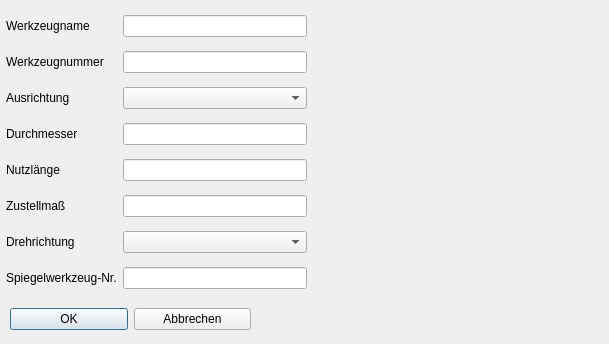
Above: Dialoge/dialog_fraeser.ui from TischlerWilly/iwop before the change. Below: the same form after it.
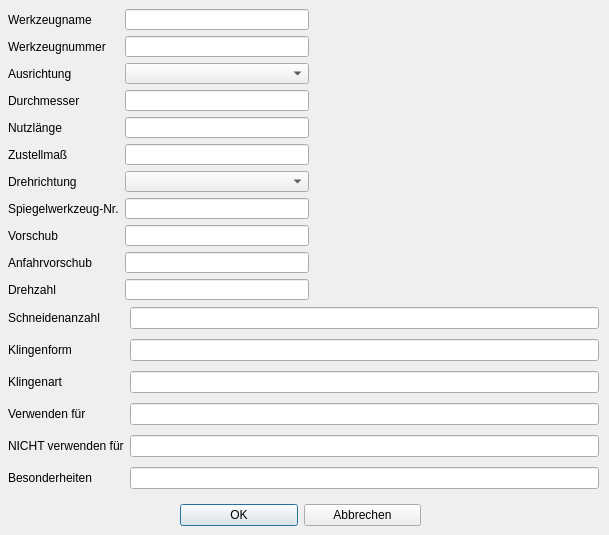
That is the form after the change.

What changed in the file:
```diff
--- a/Dialoge/dialog_fraeser.ui
+++ b/Dialoge/dialog_fraeser.ui
@@ -7,7 +7,7 @@
     <x>0</x>
     <y>0</y>
     <width>609</width>
-    <height>344</height>
+    <height>535</height>
    </rect>
   </property>
   <property name="windowTitle">
@@ -32,13 +32,131 @@
   <widget class="QWidget" name="layoutWidget">
    <property name="geometry">
     <rect>
-     <x>6</x>
-     <y>7</y>
-     <width>301</width>
-     <height>291</height>
+     <x>180</x>
+     <y>500</y>
+     <width>241</width>
+     <height>31</height>
+    </rect>
+   </property>
+   <layout class="QHBoxLayout" name="horizontalLayout">
+    <item>
+     <widget class="QPushButton" name="pushButton_ok">
+      <property name="text">
+       <string>OK</string>
+      </property>
+     </widget>
+    </item>
+    <item>
+     <widget class="QPushButton" name="pushButton_abbrechen">
+      <property name="text">
+       <string>Abbrechen</string>
+      </property>
+     </widget>
+    </item>
+   </layout>
+  </widget>
+  <widget class="QWidget" name="">
+   <property name="geometry">
+    <rect>
+     <x>8</x>
+     <y>303</y>
+     <width>591</width>
+     <height>191</height>
     </rect>
    </property>
    <layout class="QGridLayout" name="gridLayout">
+    <item row="3" column="0">
+     <widget class="QLabel" name="label_9">
+      <property name="text">
+       <string>Verwenden für</string>
+      </property>
+     </widget>
+    </item>
+    <item row="5" column="0">
+     <widget class="QLabel" name="label_11">
+      <property name="text">
+       <string>Besonderheiten</string>
+      </property>
+     </widget>
+    </item>
+    <item row="2" column="0">
+     <widget class="QLabel" name="label_14">
+      <property name="text">
+       <string>Klingenart</string>
+      </property>
+     </widget>
+    </item>
+    <item row="1" column="0">
+     <widget class="QLabel" name="label_13">
+      <property name="text">
+       <string>Klingenform</string>
+      </property>
+     </widget>
+    </item>
+    <item row="0" column="0">
+     <widget class="QLabel" name="label_12">
+      <property name="text">
+       <string>Schneidenanzahl</string>
+      </property>
+     </widget>
+    </item>
+    <item row="4" column="0">
+     <widget class="QLabel" name="label_10">
+      <property name="text">
+       <string>NICHT verwenden für</string>
+      </property>
+     </widget>
+    </item>
+    <item row="0" column="1">
+     <widget class="QLineEdit" name="lineEdit_schneidenanz"/>
+    </item>
+    <item row="1" column="1">
+     <widget class="QLineEdit" name="lineEdit_kleingenform"/>
+    </item>
+    <item row="2" column="1">
+     <widget class="QLineEdit" name="lineEdit_klingenart"/>
+    </item>
+    <item row="3" column="1">
+     <widget class="QLineEdit" name="lineEdit_use_for"/>
+    </item>
+    <item row="4" column="1">
+     <widget class="QLineEdit" name="lineEdit_not_use_for"/>
+    </item>
+    <item row="5" column="1">
+     <widget class="QLineEdit" name="lineEdit_besonderheiten"/>
+    </item>
+   </layout>
+  </widget>
+  <widget class="QWidget" name="">
+   <property name="geometry">
+    <rect>
+     <x>8</x>
+     <y>9</y>
+     <width>301</width>
+     <height>291</height>
+    </rect>
+   </property>
+   <layout class="QGridLayout" name="gridLayout_2">
+    <item row="0" column="0">
+     <widget class="QLabel" name="label">
+      <property name="text">
+       <string>Werkzeugname</string>
+      </property>
+     </widget>
+    </item>
+    <item row="0" column="1">
+     <widget class="QLineEdit" name="lineEdit_name"/>
+    </item>
+    <item row="1" column="0">
+     <widget class="QLabel" name="label_2">
+      <property name="text">
+       <string>Werkzeugnummer</string>
+      </property>
+     </widget>
+    </item>
+    <item row="1" column="1">
+     <widget class="QLineEdit" name="lineEdit_nr"/>
+    </item>
     <item row="2" column="0">
      <widget class="QLabel" name="label_3">
       <property name="text">
@@ -46,6 +164,9 @@
       </property>
      </widget>
     </item>
+    <item row="2" column="1">
+     <widget class="QComboBox" name="comboBox_ausrichtung"/>
+    </item>
     <item row="3" column="0">
      <widget class="QLabel" name="label_4">
       <property name="text">
@@ -53,19 +174,8 @@
       </property>
      </widget>
     </item>
-    <item row="5" column="0">
-     <widget class="QLabel" name="label_6">
-      <property name="text">
-       <string>Zustellmaß</string>
-      </property>
-     </widget>
-    </item>
-    <item row="1" column="0">
-     <widget class="QLabel" name="label_2">
-      <property name="text">
-       <string>Werkzeugnummer</string>
-      </property>
-     </widget>
+    <item row="3" column="1">
+     <widget class="QLineEdit" name="lineEdit_dm"/>
     </item>
     <item row="4" column="0">
      <widget class="QLabel" name="label_5">
@@ -74,22 +184,19 @@
       </property>
      </widget>
     </item>
-    <item row="1" column="1">
-     <widget class="QLineEdit" name="lineEdit_nr"/>
+    <item row="4" column="1">
+     <widget class="QLineEdit" name="lineEdit_nutzl"/>
     </item>
-    <item row="0" column="1">
-     <widget class="QLineEdit" name="lineEdit_name"/>
-    </item>
-    <item row="2" column="1">
-     <widget class="QComboBox" name="comboBox_ausrichtung"/>
-    </item>
-    <item row="0" column="0">
-     <widget class="QLabel" name="label">
+    <item row="5" column="0">
+     <widget class="QLabel" name="label_6">
       <property name="text">
-       <string>Werkzeugname</string>
+       <string>Zustellmaß</string>
       </property>
      </widget>
     </item>
+    <item row="5" column="1">
+     <widget class="QLineEdit" name="lineEdit_zustma"/>
+    </item>
     <item row="6" column="0">
      <widget class="QLabel" name="label_7">
       <property name="text">
@@ -100,18 +207,6 @@
     <item row="6" column="1">
      <widget class="QComboBox" name="comboBox_drehricht"/>
     </item>
-    <item row="3" column="1">
-     <widget class="QLineEdit" name="lineEdit_dm"/>
-    </item>
-    <item row="4" column="1">
-     <widget class="QLineEdit" name="lineEdit_nutzl"/>
-    </item>
-    <item row="5" column="1">
-     <widget class="QLineEdit" name="lineEdit_zustma"/>
-    </item>
-    <item row="7" column="1">
-     <widget class="QLineEdit" name="lineEdit_spiegelnr"/>
-    </item>
     <item row="7" column="0">
      <widget class="QLabel" name="label_8">
       <property name="text">
@@ -119,32 +214,39 @@
       </property>
      </widget>
     </item>
-   </layout>
-  </widget>
-  <widget class="QWidget" name="layoutWidget">
-   <property name="geometry">
-    <rect>
-     <x>10</x>
-     <y>304</y>
-     <width>241</width>
-     <height>31</height>
-    </rect>
-   </property>
-   <layout class="QHBoxLayout" name="horizontalLayout">
-    <item>
-     <widget class="QPushButton" name="pushButton_ok">
+    <item row="7" column="1">
+     <widget class="QLineEdit" name="lineEdit_spiegelnr"/>
+    </item>
+    <item row="8" column="0">
+     <widget class="QLabel" name="label_15">
       <property name="text">
-       <string>OK</string>
+       <string>Vorschub</string>
       </property>
      </widget>
     </item>
-    <item>
-     <widget class="QPushButton" name="pushButton_abbrechen">
+    <item row="9" column="0">
+     <widget class="QLabel" name="label_16">
       <property name="text">
-       <string>Abbrechen</string>
+       <string>Anfahrvorschub</string>
       </property>
      </widget>
     </item>
+    <item row="10" column="0">
+     <widget class="QLabel" name="label_17">
+      <property name="text">
+       <string>Drehzahl</string>
+      </property>
+     </widget>
+    </item>
+    <item row="8" column="1">
+     <widget class="QLineEdit" name="lineEdit_vo"/>
+    </item>
+    <item row="9" column="1">
+     <widget class="QLineEdit" name="lineEdit_anvo"/>
+    </item>
+    <item row="10" column="1">
+     <widget class="QLineEdit" name="lineEdit_drehz"/>
+    </item>
    </layout>
   </widget>
  </widget>
```
Left out of the diff: 9 changed lines with no effect on the pictures.
